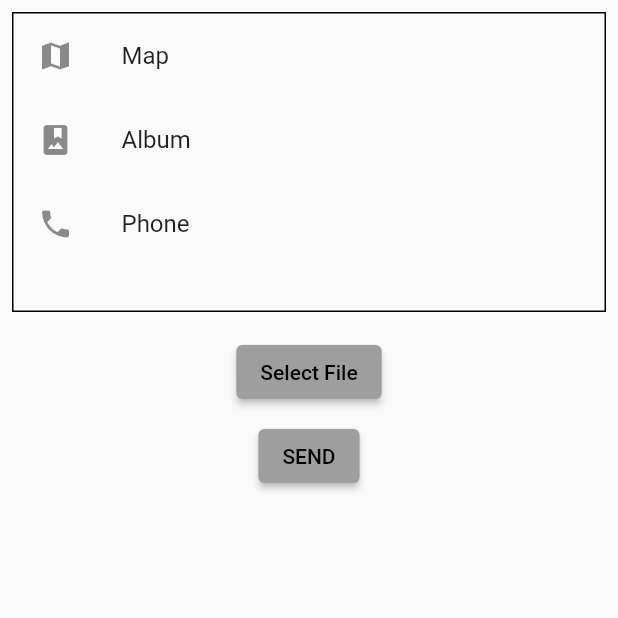
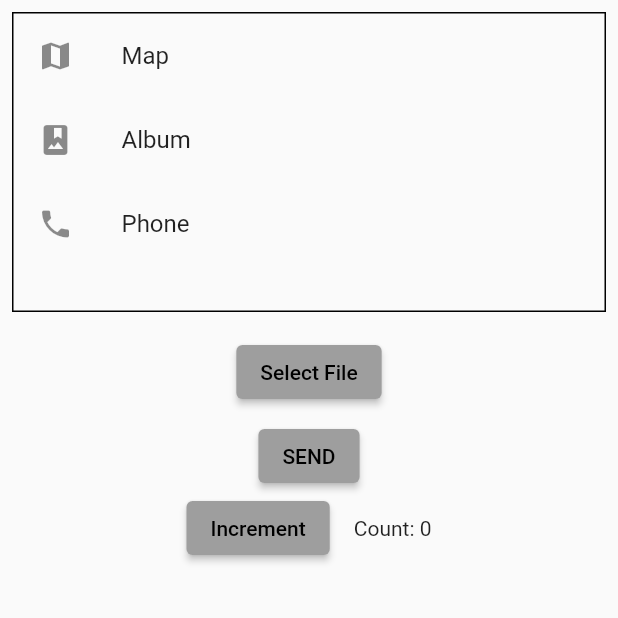
Before and after one commit to olimexsmart/learningFlutter, a Flutter app: the screen it shows after launch, after a tap on "SEND", on a phone screen of 412 x 824 dp, the top half of it. Run offline on Flutter 3.47's test engine with Material 2 defaults, Android fonts, the phone set to English and light mode, and no system bars; missing offline and left inert: window_size; statements that could not run were skipped.

Commit message:
Managed to modify text from http request

```diff
--- a/lib/main.dart
+++ b/lib/main.dart
@@ -5,12 +5,6 @@ import 'dart:io';
 
 void main() async {
   setupWindow();
-  var server = await HttpServer.bind(InternetAddress.anyIPv4, 8844);
-  await server.forEach((HttpRequest request) {
-    request.response.write('Hello, world bomber!');
-    request.response.close();
-    // From here modify a stateful widget
-  });
   runApp(const LANSend());
 }
 
@@ -44,6 +38,7 @@ class LANSend extends StatelessWidget {
         primarySwatch: Colors.grey,
       ),
       home: const MyScaffold(),
+      debugShowCheckedModeBanner: false,
     );
   }
 }
@@ -89,8 +84,63 @@ class MyScaffold extends StatelessWidget {
               child: ElevatedButton(
                   onPressed: () {}, child: const Text('Select File'))),
           ElevatedButton(onPressed: () {}, child: const Text('SEND')),
+          const Counter()
         ],
       ),
+    );
+  }
+}
+
+class Counter extends StatefulWidget {
+  // This class is the configuration for the state.
+  // It holds the values (in this case nothing) provided
+  // by the parent and used by the build  method of the
+  // State. Fields in a Widget subclass are always marked
+  // "final".
+
+  const Counter({super.key});
+
+  @override
+  State<Counter> createState() => _CounterState();
+}
+
+class _CounterState extends State<Counter> {
+  int _counter = 0;
+  late HttpServer server;
+
+  void _initServer() async {
+    server = await HttpServer.bind(InternetAddress.anyIPv4, 8844);
+    server.forEach((HttpRequest request) {
+      request.response.write('Hello, world bomber!');
+      request.response.close();
+      _increment();
+    });
+  }
+
+  @override
+  void initState() {
+    super.initState();
+    _initServer();
+  }
+
+  void _increment() {
+    setState(() {
+      _counter++;
+    });
+  }
+
+  @override
+  Widget build(BuildContext context) {
+    return Row(
+      mainAxisAlignment: MainAxisAlignment.center,
+      children: <Widget>[
+        ElevatedButton(
+          onPressed: _increment,
+          child: const Text('Increment'),
+        ),
+        const SizedBox(width: 16),
+        Text('Count: $_counter'),
+      ],
     );
   }
 }
```
